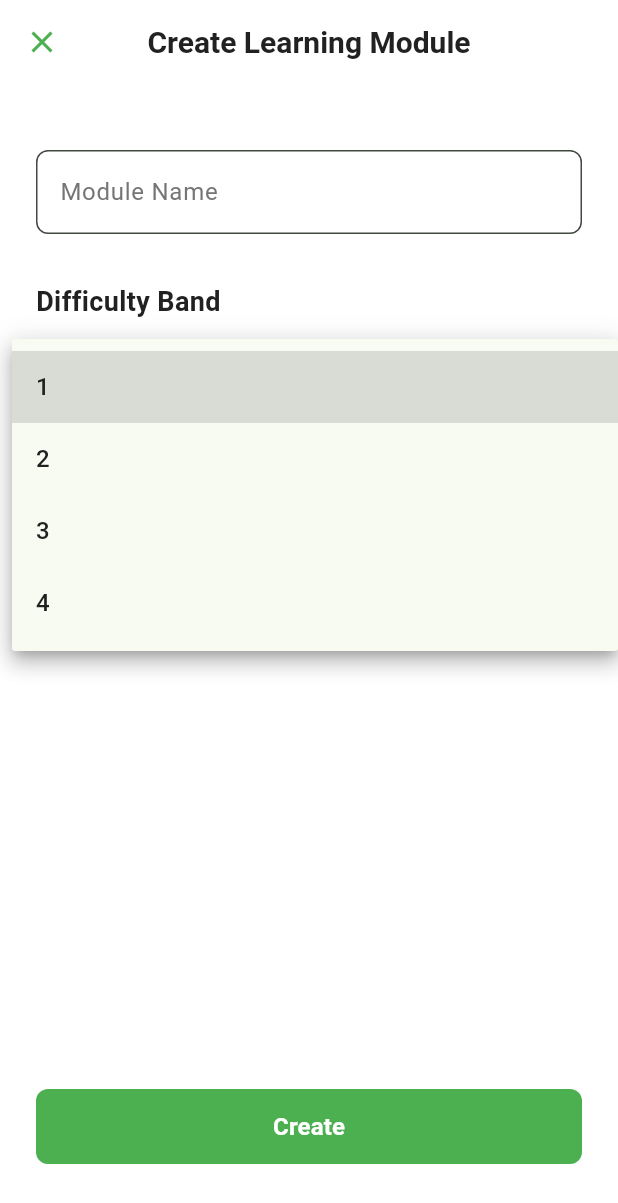
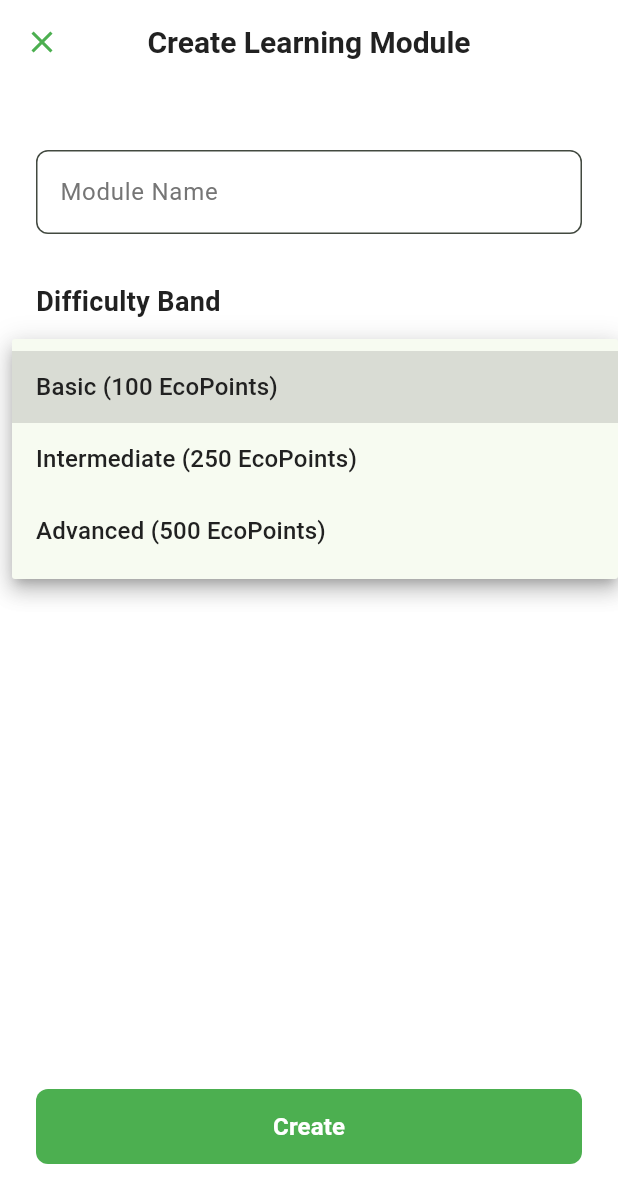
Before and after one commit to rchen88/JuniperJournal, a Flutter app: the CreateTemplateScreen screen opened directly, after a tap on "Select difficulty level", on a phone screen of 412 x 824 dp. Shown: the top 1203 px of the screen. Run offline on Flutter 3.47's test engine with Material 3 defaults, Android fonts, the phone set to English and light mode, and no system bars.

Commit message:
changed difficulty band options

```diff
--- a/lib/src/frontend/learning_module/create_lm_template.dart
+++ b/lib/src/frontend/learning_module/create_lm_template.dart
@@ -16,7 +16,11 @@ class _CreateTemplateScreenState extends State<CreateTemplateScreen> {
   String? _selectedDifficulty;
 
   // TODO change to correct difficulty bands
-  final List<String> _difficultyOptions = ['1', '2', '3', '4'];
+  final List<String> _difficultyOptions = [
+      'Basic (100 EcoPoints)',
+      'Intermediate (250 EcoPoints)',
+      'Advanced (500 EcoPoints)'
+    ];
 
   @override
   void dispose() {
```
